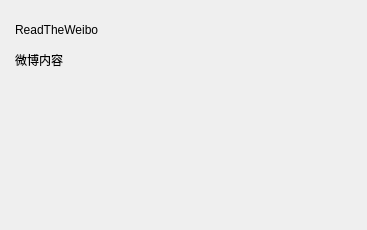
Before: the Qt Designer form ui/popup_post.ui in xfgryujk/ReadTheWeibo, drawn with Qt 5.
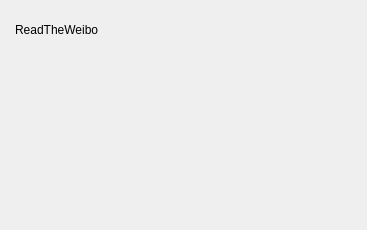
After: the same form once the commit is applied. Icons and pictures are not drawn.

Commit message: 用浏览器显示微博

Patch:
```diff
--- a/ui/popup_post.ui
+++ b/ui/popup_post.ui
@@ -117,28 +117,13 @@
      </layout>
     </item>
     <item>
-     <widget class="QLabel" name="content_view">
+     <widget class="QWidget" name="content_widget" native="true">
       <property name="sizePolicy">
-       <sizepolicy hsizetype="Preferred" vsizetype="Expanding">
+       <sizepolicy hsizetype="Expanding" vsizetype="Expanding">
         <horstretch>0</horstretch>
         <verstretch>0</verstretch>
        </sizepolicy>
       </property>
-      <property name="text">
-       <string>微博内容</string>
-      </property>
-      <property name="textFormat">
-       <enum>Qt::AutoText</enum>
-      </property>
-      <property name="alignment">
-       <set>Qt::AlignLeading|Qt::AlignLeft|Qt::AlignTop</set>
-      </property>
-      <property name="wordWrap">
-       <bool>true</bool>
-      </property>
-      <property name="openExternalLinks">
-       <bool>true</bool>
-      </property>
      </widget>
     </item>
    </layout>
```
Left out of the diff: 4 changed lines with no effect on the pictures. The commit also changes 5 other files.
